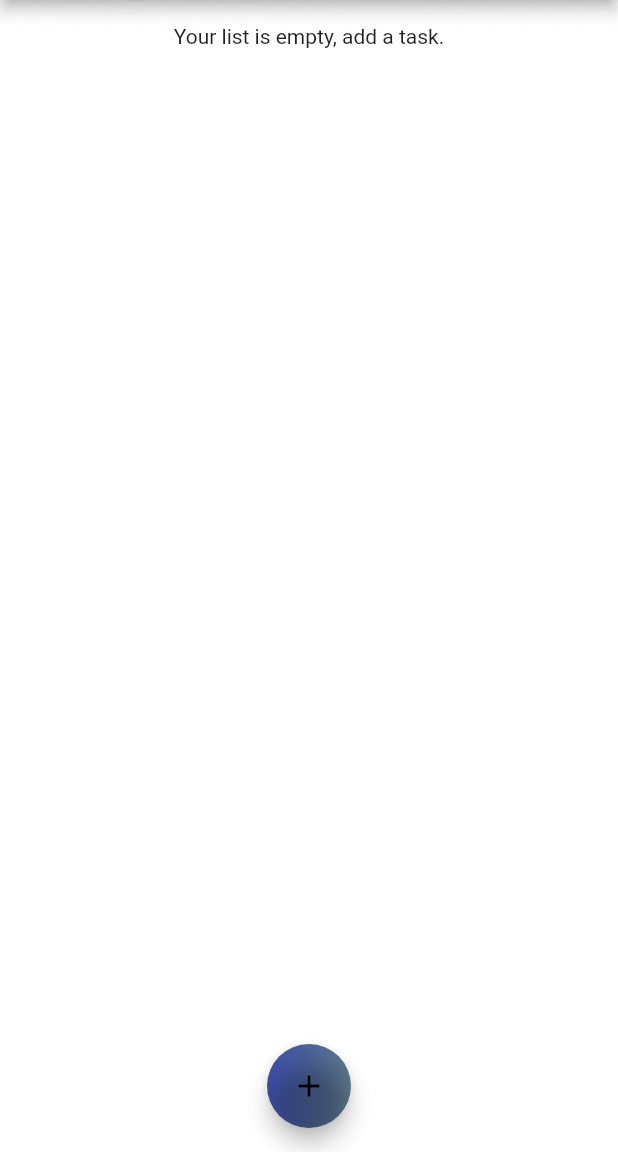
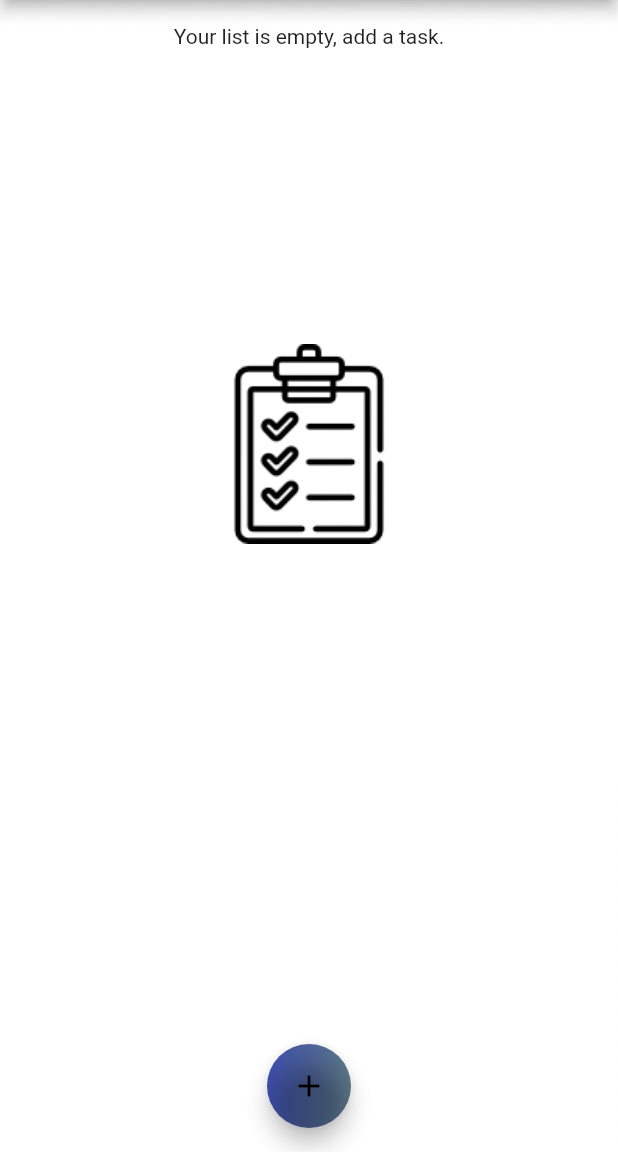
Before and after one commit to patrykkarpinski1/my_to_do, a Flutter app: the screen it shows after launch, on a phone screen of 412 x 824 dp, the part 84-1236 px from its top. Run offline on Flutter 3.47's test engine with Material 2 defaults, Android fonts, the phone set to English and light mode, and no system bars; our stand-ins replace bloc, flutter_bloc, freezed_annotation, get_it, hive, injectable and 1 more; accounts and stored records are empty.

Commit message:
Add animation

```diff
--- a/lib/features/home/pages/notes_page.dart
+++ b/lib/features/home/pages/notes_page.dart
@@ -4,6 +4,7 @@ import 'package:my_to_do/features/home/pages/add_notes_page.dart';
 import 'package:flutter_bloc/flutter_bloc.dart';
 import 'package:my_to_do/models/note_model.dart';
 import 'package:my_to_do/widgets/note_widget.dart';
+import 'package:my_to_do/widgets/pulsating_image_widget.dart';
 import 'package:new_gradient_app_bar/new_gradient_app_bar.dart';
 
 class NotesPage extends StatelessWidget {
@@ -37,9 +38,13 @@ class NotesPage extends StatelessWidget {
           child: ListView(
             children: [
               if (noteModels.isEmpty) ...[
-                const Center(
-                  child: Text('Your list is empty, add a task.'),
-                ),
+                Column(children: const [
+                  Text('Your list is empty, add a task.'),
+                  SizedBox(
+                    height: 200,
+                  ),
+                  PulsatingImageWidget()
+                ]),
               ] else
                 for (final noteModel in noteModels) ...[
                   Dismissible(
--- /dev/null
+++ b/lib/widgets/pulsating_image_widget.dart
@@ -0,0 +1,40 @@
+import 'package:flutter/material.dart';
+
+class PulsatingImageWidget extends StatefulWidget {
+  const PulsatingImageWidget({super.key});
+  @override
+  State<PulsatingImageWidget> createState() => _PulsatingImageWidgetState();
+}
+
+class _PulsatingImageWidgetState extends State<PulsatingImageWidget>
+    with SingleTickerProviderStateMixin {
+  late AnimationController _controller;
+  late Animation<double> _animation;
+
+  @override
+  void initState() {
+    super.initState();
+    _controller = AnimationController(
+      duration: const Duration(seconds: 1),
+      vsync: this,
+    )..repeat(reverse: true);
+
+    _animation = Tween<double>(begin: 1.0, end: 1.2).animate(_controller);
+  }
+
+  @override
+  Widget build(BuildContext context) {
+    return ScaleTransition(
+      scale: _animation,
+      child: const Image(
+        image: AssetImage('images/list.png'),
+      ),
+    );
+  }
+
+  @override
+  void dispose() {
+    _controller.dispose();
+    super.dispose();
+  }
+}
--- a/pubspec.yaml
+++ b/pubspec.yaml
@@ -80,9 +80,8 @@ flutter:
   uses-material-design: true
 
   # To add assets to your application, add an assets section, like this:
-  # assets:
-  #   - images/a_dot_burr.jpeg
-  #   - images/a_dot_ham.jpeg
+  assets:
+    - images/
 
   # An image asset can refer to one or more resolution-specific "variants", see
   # https://flutter.dev/assets-and-images/#resolution-aware
```
Also changed, not shown: images/list.png (added).
